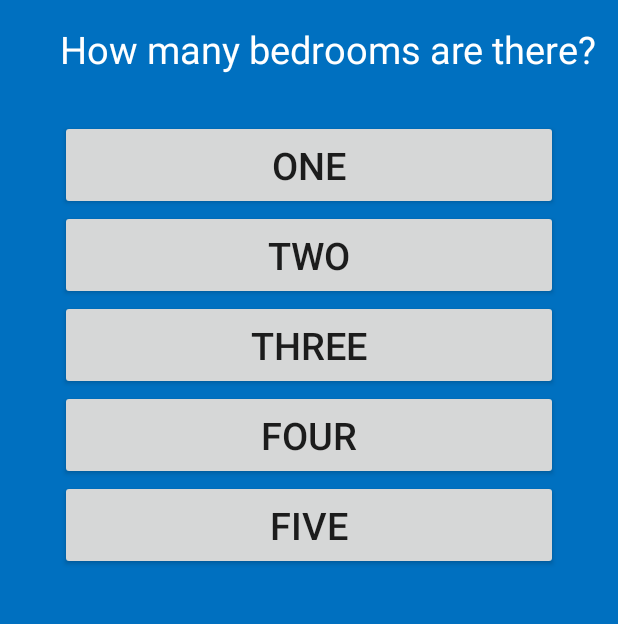
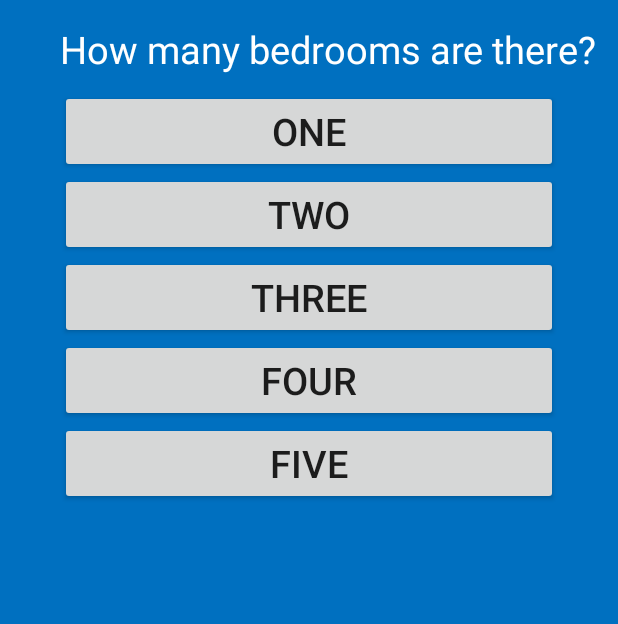
Before and after one commit to SeaMouse/LIHC_Tool, an Android app: the NumberOfBedroomsQuestion screen opened directly, with no data from a screen before it, on a phone screen of 412 x 824 dp, the part 264-888 px from its top. Run offline under Robolectric (Android 15) with nearby library versions, the phone set to English and light mode, and no system bars.

Commit message:
Fixed layout issue where fifth button on some questions did not fit on screen.

```diff
--- a/app/src/main/res/layout/activity_number_of_bedrooms_question_layout.xml
+++ b/app/src/main/res/layout/activity_number_of_bedrooms_question_layout.xml
@@ -36,7 +36,7 @@
         android:paddingLeft="40dp"
         android:paddingRight="10dp"
         android:paddingEnd="10dp"
-        android:paddingBottom="30dp"
+        android:paddingBottom="10dp"
         android:background="@color/blue"
         android:textColor="@color/white"
         android:textSize="25sp"
@@ -46,7 +46,7 @@
         android:id="@+id/one"
         android:layout_below="@id/bedroomsQuestionText"
         android:layout_width="match_parent"
-        android:layout_height="60dp"
+        android:layout_height="55dp"
         android:layout_marginLeft="40dp"
         android:layout_marginRight="40dp"
         android:text="@string/one"
@@ -57,7 +57,7 @@
         android:id="@+id/two"
         android:layout_below="@id/one"
         android:layout_width="match_parent"
-        android:layout_height="60dp"
+        android:layout_height="55dp"
         android:layout_marginLeft="40dp"
         android:layout_marginRight="40dp"
         android:text="@string/two"
@@ -68,7 +68,7 @@
         android:id="@+id/three"
         android:layout_below="@id/two"
         android:layout_width="match_parent"
-        android:layout_height="60dp"
+        android:layout_height="55dp"
         android:layout_marginLeft="40dp"
         android:layout_marginRight="40dp"
         android:text="@string/three"
@@ -79,7 +79,7 @@
         android:id="@+id/four"
         android:layout_below="@id/three"
         android:layout_width="match_parent"
-        android:layout_height="60dp"
+        android:layout_height="55dp"
         android:layout_marginLeft="40dp"
         android:layout_marginRight="40dp"
         android:text="@string/four"
@@ -90,7 +90,7 @@
         android:id="@+id/five"
         android:layout_below="@id/four"
         android:layout_width="match_parent"
-        android:layout_height="60dp"
+        android:layout_height="55dp"
         android:layout_marginLeft="40dp"
         android:layout_marginRight="40dp"
         android:text="@string/five"
```
Also changed, not shown: app/src/main/res/layout/activity_partner_employment_question_layout.xml (+6 -6 lines).
